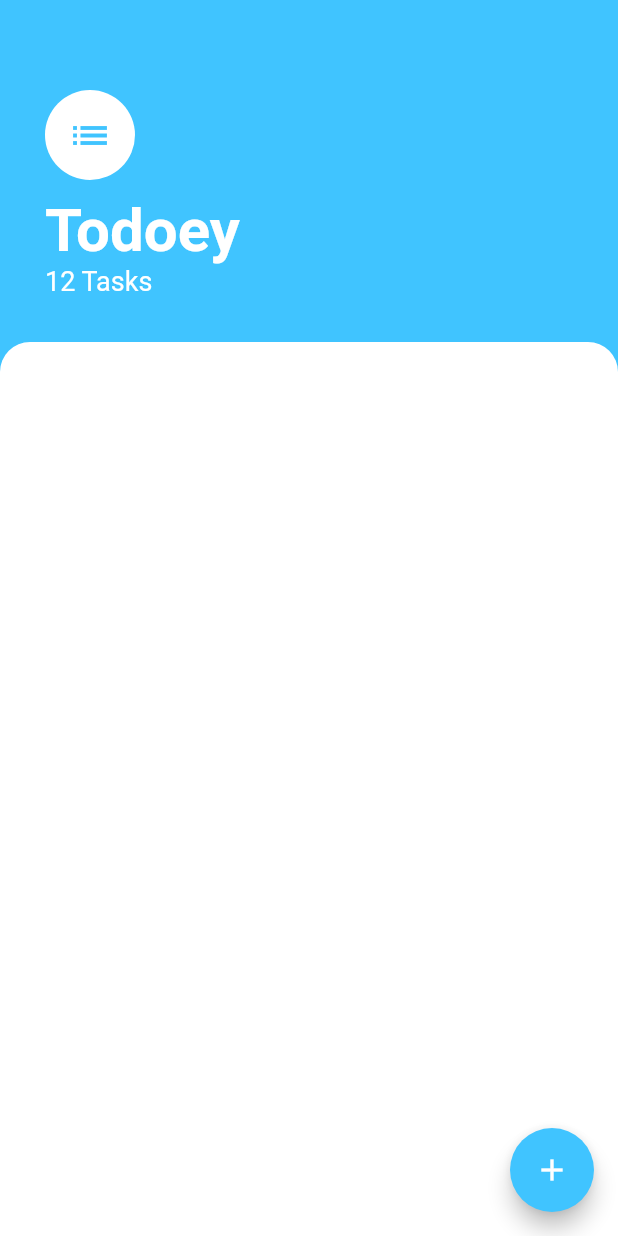
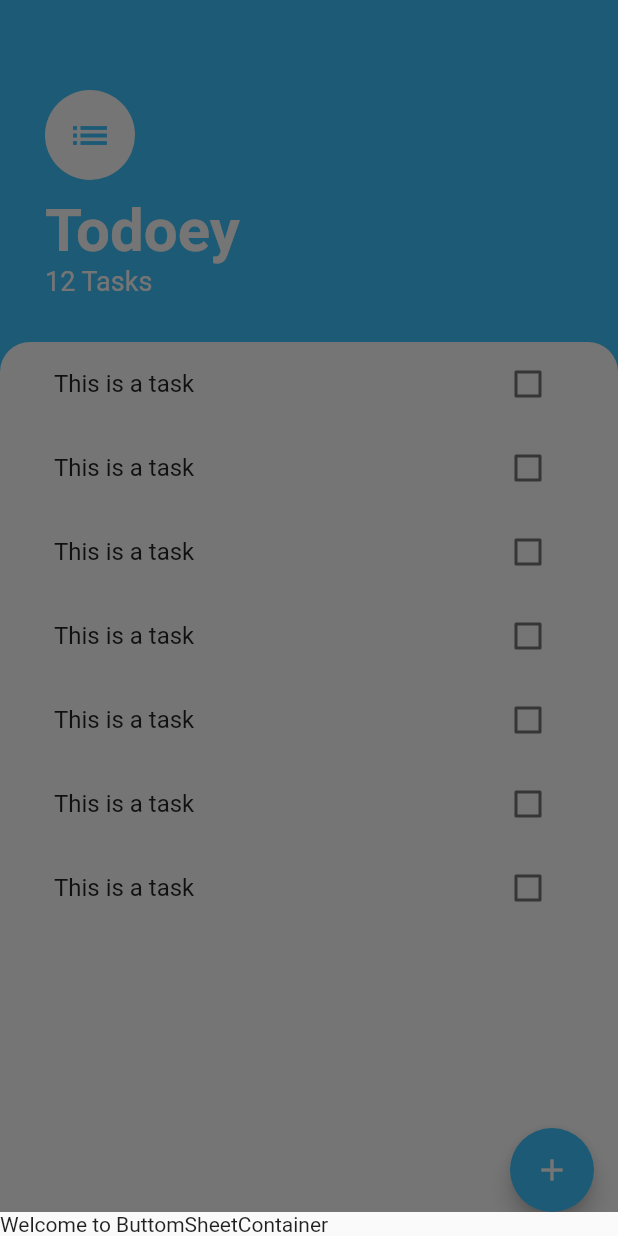
Before and after one commit to Chinecherem20199/todo_app, a Flutter app: the screen it shows after launch, after a tap on the "add" icon, on a phone screen of 412 x 824 dp. Run offline on Flutter 3.47's test engine with Material 2 defaults, Android fonts, the phone set to English and light mode, and no system bars.

Commit message:
showModalButtomSheet Implemented

```diff
--- a/lib/screens/tasks_screen.dart
+++ b/lib/screens/tasks_screen.dart
@@ -1,8 +1,13 @@
 import 'package:flutter/cupertino.dart';
 import 'package:flutter/material.dart';
+import 'package:todo_app/widgets/tasks_list.dart';
 
 class TasksScreen extends StatelessWidget {
-  const TasksScreen({Key? key}) : super(key: key);
+  Widget buildButtomSheet(BuildContext context) {
+    return Container(
+      child: Text('Welcome to ButtomSheetContainer'),
+    );
+  }
 
   @override
   Widget build(BuildContext context) {
@@ -10,7 +15,9 @@ class TasksScreen extends StatelessWidget {
       backgroundColor: Colors.lightBlueAccent,
       floatingActionButton: FloatingActionButton(
         backgroundColor: Colors.lightBlueAccent,
-        onPressed: () {},
+        onPressed: () {
+          showModalBottomSheet(builder: buildButtomSheet, context: context);
+        },
         child: Icon(
           Icons.add,
         ),
@@ -51,12 +58,15 @@ class TasksScreen extends StatelessWidget {
           ),
           Expanded(
             child: Container(
+              padding: EdgeInsets.symmetric(horizontal: 20.0),
               decoration: BoxDecoration(
-                  color: Colors.white,
-                  borderRadius: BorderRadius.only(
-                    topLeft: Radius.circular(20.0),
-                    topRight: Radius.circular(20.0),
-                  )),
+                color: Colors.white,
+                borderRadius: BorderRadius.only(
+                  topLeft: Radius.circular(20.0),
+                  topRight: Radius.circular(20.0),
+                ),
+              ),
+              child: TasksList(),
             ),
           ),
         ],
--- /dev/null
+++ b/lib/widgets/tasks_list.dart
@@ -0,0 +1,20 @@
+import 'package:flutter/material.dart';
+
+import 'tasks_tile.dart';
+
+class TasksList extends StatelessWidget {
+  @override
+  Widget build(BuildContext context) {
+    return ListView(
+      children: [
+        TaskTile(),
+        TaskTile(),
+        TaskTile(),
+        TaskTile(),
+        TaskTile(),
+        TaskTile(),
+        TaskTile(),
+      ],
+    );
+  }
+}
--- /dev/null
+++ b/lib/widgets/tasks_tile.dart
@@ -0,0 +1,14 @@
+import 'package:flutter/material.dart';
+
+class TaskTile extends StatelessWidget {
+  @override
+  Widget build(BuildContext context) {
+    return ListTile(
+      title: Text('This is a task'),
+      trailing: Checkbox(
+        onChanged: (bool? value) {},
+        value: false,
+      ),
+    );
+  }
+}
```
